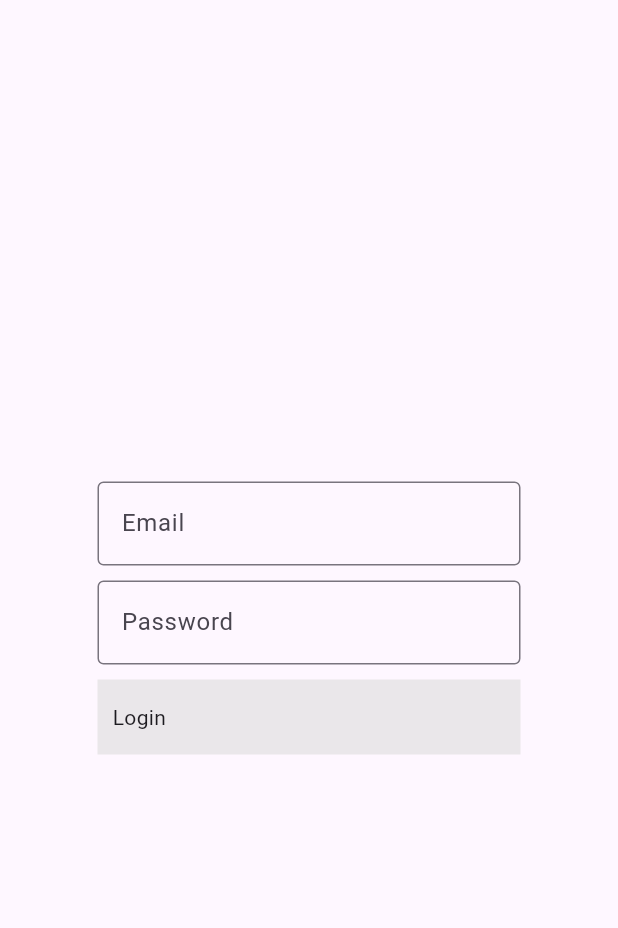
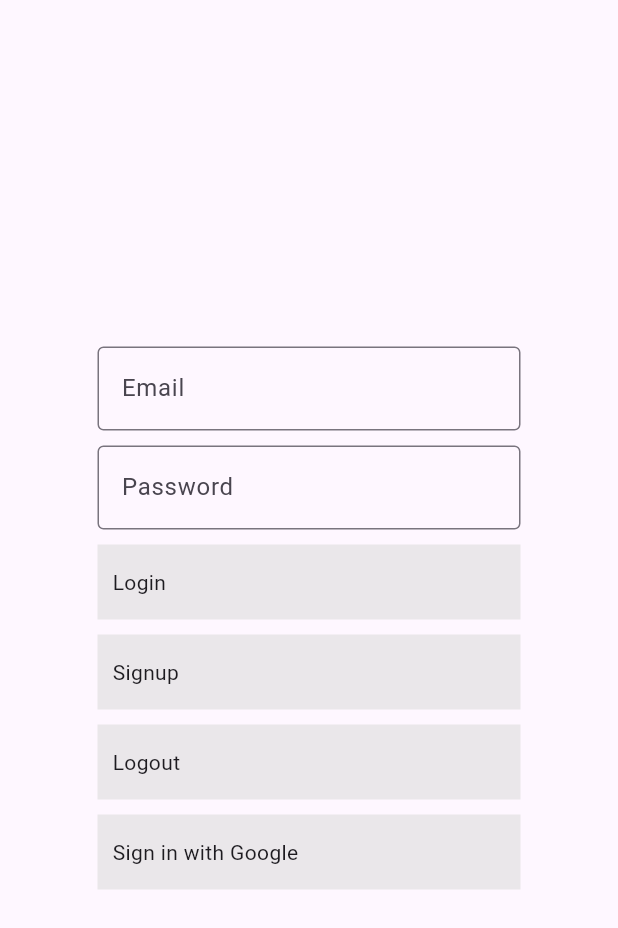
Before and after one commit to LeNikki/pinoki, a Flutter app: the screen it shows after launch, after a tap on "Login", on a phone screen of 412 x 824 dp. Shown: the top 928 px of the screen. Run offline on Flutter 3.47's test engine with Material 3 defaults, Android fonts, the phone set to English and light mode, and no system bars; our stand-ins replace firebase_auth, firebase_core, google_sign_in, stacked, stacked_services, stacked_shared; accounts and stored records are empty; network calls fail.

Commit message:
Firebase authentication login logout

```diff
--- /dev/null
+++ b/devtools_options.yaml
@@ -0,0 +1,3 @@
+description: This file stores settings for Dart & Flutter DevTools.
+documentation: https://docs.flutter.dev/tools/devtools/extensions#configure-extension-enablement-states
+extensions:
--- a/lib/main.dart
+++ b/lib/main.dart
@@ -4,9 +4,14 @@ import 'package:pinoki/app/app.dialogs.dart';
 import 'package:pinoki/app/app.locator.dart';
 import 'package:pinoki/app/app.router.dart';
 import 'package:stacked_services/stacked_services.dart';
+import 'package:firebase_core/firebase_core.dart';
+import 'firebase_options.dart';
 
 Future<void> main() async {
   WidgetsFlutterBinding.ensureInitialized();
+  await Firebase.initializeApp(
+    options: DefaultFirebaseOptions.currentPlatform,
+  );
   await setupLocator();
   setupDialogUi();
   setupBottomSheetUi();
--- a/lib/ui/views/home/home_view.dart
+++ b/lib/ui/views/home/home_view.dart
@@ -49,9 +49,9 @@ class HomeView extends StackedView<HomeViewModel> {
                   children: [
                     MaterialButton(
                       color: kcDarkGreyColor,
-                      onPressed: viewModel.showDialog,
+                      onPressed: viewModel.logout,
                       child: const Text(
-                        'Show Dialog',
+                       'Logout',
                         style: TextStyle(
                           color: Colors.white,
                         ),
--- a/lib/ui/views/home/home_viewmodel.dart
+++ b/lib/ui/views/home/home_viewmodel.dart
@@ -1,6 +1,8 @@
+import 'package:firebase_auth/firebase_auth.dart';
 import 'package:pinoki/app/app.bottomsheets.dart';
 import 'package:pinoki/app/app.dialogs.dart';
 import 'package:pinoki/app/app.locator.dart';
+import 'package:pinoki/app/app.router.dart';
 import 'package:pinoki/ui/common/app_strings.dart';
 import 'package:stacked/stacked.dart';
 import 'package:stacked_services/stacked_services.dart';
@@ -8,6 +10,8 @@ import 'package:stacked_services/stacked_services.dart';
 class HomeViewModel extends BaseViewModel {
   final _dialogService = locator<DialogService>();
   final _bottomSheetService = locator<BottomSheetService>();
+  final _navigationService = locator<NavigationService>();
+
 
   String get counterLabel => 'Counter is: $_counter';
 
@@ -33,4 +37,9 @@ class HomeViewModel extends BaseViewModel {
       description: ksHomeBottomSheetDescription,
     );
   }
+
+  void logout() async{
+    await FirebaseAuth.instance.signOut();
+    _navigationService.replaceWithLoginView();
+  }
 }
--- a/lib/ui/views/login/login_view.dart
+++ b/lib/ui/views/login/login_view.dart
@@ -29,6 +29,7 @@ class LoginView extends StackedView<LoginViewModel> {
               ),
               textInputAction: TextInputAction.next,
               focusNode: viewModel.emailNode,
+              controller: viewModel.emailController,
               onSubmitted: (_) {  FocusScope.of(context).requestFocus(viewModel.passwordNode);}
             ),
             SizedBox(height: 10),
@@ -38,12 +39,13 @@ class LoginView extends StackedView<LoginViewModel> {
                 label: Text("Password"),
                 border: OutlineInputBorder()
               ),
+              controller: viewModel.passwordController,
               focusNode: viewModel.passwordNode,
               textInputAction: TextInputAction.next,
               onSubmitted: (_) => viewModel.login()
             ),
             GestureDetector(
-              onTap: (){},
+              onTap: (){viewModel.login();},
               child: Container(
                 //decoration:
                 //BoxDecoration(
@@ -60,6 +62,66 @@ class LoginView extends StackedView<LoginViewModel> {
                 margin: EdgeInsets.only(top: 10),
                 width: MediaQuery.of(context).size.width,
                 child: Text("Login"),
+              )),
+
+              GestureDetector(
+              onTap: (){viewModel.signup();},
+              child: Container(
+                //decoration:
+                //BoxDecoration(
+                  // boxShadow: [
+                  //   BoxShadow(
+                  //     offset: Offset(0, 0),
+                  //     blurRadius: 10
+                  //   )
+                  // ],
+
+                //),
+                color:const Color.fromARGB(153, 220, 220, 220),
+                padding: EdgeInsets.symmetric(vertical: 15, horizontal: 10),
+                margin: EdgeInsets.only(top: 10),
+                width: MediaQuery.of(context).size.width,
+                child: Text("Signup"),
+              )),
+
+              GestureDetector(
+              onTap: (){viewModel.logout();},
+              child: Container(
+                //decoration:
+                //BoxDecoration(
+                  // boxShadow: [
+                  //   BoxShadow(
+                  //     offset: Offset(0, 0),
+                  //     blurRadius: 10
+                  //   )
+                  // ],
+
+                //),
+                color:const Color.fromARGB(153, 220, 220, 220),
+                padding: EdgeInsets.symmetric(vertical: 15, horizontal: 10),
+                margin: EdgeInsets.only(top: 10),
+                width: MediaQuery.of(context).size.width,
+                child: Text("Logout"),
+              )),
+
+               GestureDetector(
+              onTap: (){viewModel.signInWithGoogle();},
+              child: Container(
+                //decoration:
+                //BoxDecoration(
+                  // boxShadow: [
+                  //   BoxShadow(
+                  //     offset: Offset(0, 0),
+                  //     blurRadius: 10
+                  //   )
+                  // ],
+
+                //),
+                color:const Color.fromARGB(153, 220, 220, 220),
+                padding: EdgeInsets.symmetric(vertical: 15, horizontal: 10),
+                margin: EdgeInsets.only(top: 10),
+                width: MediaQuery.of(context).size.width,
+                child: Text("Sign in with Google"),
               ))
           ],
         ),
--- a/lib/ui/views/login/login_viewmodel.dart
+++ b/lib/ui/views/login/login_viewmodel.dart
@@ -1,5 +1,10 @@
+import 'package:firebase_auth/firebase_auth.dart';
 import 'package:flutter/widgets.dart';
+import 'package:pinoki/app/app.locator.dart';
+import 'package:pinoki/app/app.router.dart';
 import 'package:stacked/stacked.dart';
+import 'package:google_sign_in/google_sign_in.dart';
+import 'package:stacked_services/stacked_services.dart';
 
 class LoginViewModel extends BaseViewModel {
   final emailNode = FocusNode();
@@ -8,7 +13,77 @@ class LoginViewModel extends BaseViewModel {
   final emailController = TextEditingController();
   final passwordController = TextEditingController();
 
-  void login(){
+  final _navigationService = locator<NavigationService>();
 
+  void signup() async{
+    try {
+      final credential = await FirebaseAuth.instance.createUserWithEmailAndPassword(
+        email: emailController.text,
+        password: passwordController.text,
+      );
+    } on FirebaseAuthException catch (e) {
+      if (e.code == 'weak-password') {
+        print('The password provided is too weak.');
+      } else if (e.code == 'email-already-in-use') {
+        print('The account already exists for that email.');
+      }
+    } catch (e) {
+      print(e);
+    }
   }
+
+  void login() async{
+   try {
+      final credential = await FirebaseAuth.instance.signInWithEmailAndPassword(
+        email: emailController.text,
+        password: passwordController.text
+      );
+
+      if(credential!=null){
+        _navigationService.replaceWithHomeView();
+      }
+
+      print (credential);
+    } on FirebaseAuthException catch (e) {
+      if (e.code == 'user-not-found') {
+        print('No user found for that email.');
+      } else if (e.code == 'wrong-password') {
+        print('Wrong password provided for that user.');
+      }
+    }
+  }
+
+  void logout() async{
+    await FirebaseAuth.instance.signOut();
+
+    // Disconnect the Google account
+    final googleSignIn = GoogleSignIn();
+    if (await googleSignIn.isSignedIn()) {
+      await googleSignIn.disconnect();
+      await googleSignIn.signOut();
+    }
+    _navigationService.replaceWithLoginView();
+  }
+
+  Future<UserCredential> signInWithGoogle() async {
+  // Trigger the authentication flow
+    final GoogleSignInAccount? googleUser = await GoogleSignIn().signIn();
+
+    // Obtain the auth details from the request
+    final GoogleSignInAuthentication? googleAuth = await googleUser?.authentication;
+
+    // Create a new credential
+    final credential = GoogleAuthProvider.credential(
+      accessToken: googleAuth?.accessToken,
+      idToken: googleAuth?.idToken,
+    );
+
+    UserCredential user = await FirebaseAuth.instance.signInWithCredential(credential);
+    // Once signed in, return the UserCredential
+    if(user!=null){
+      _navigationService.replaceWithHomeView();
+    }
+    return user;
+  }
+
 }
--- a/pubspec.yaml
+++ b/pubspec.yaml
@@ -7,8 +7,11 @@ environment:
   sdk: '>=3.0.3 <4.0.0'
 
 dependencies:
+  firebase_auth: ^5.5.4
+  firebase_core: ^3.13.1
   flutter:
     sdk: flutter
+  google_sign_in: ^6.3.0
   stacked: ^3.4.0
   stacked_services: ^1.1.0
 
```
Also changed, not shown: firebase.json (added), lib/firebase_options.dart (added), pubspec.lock, 18 other files.
